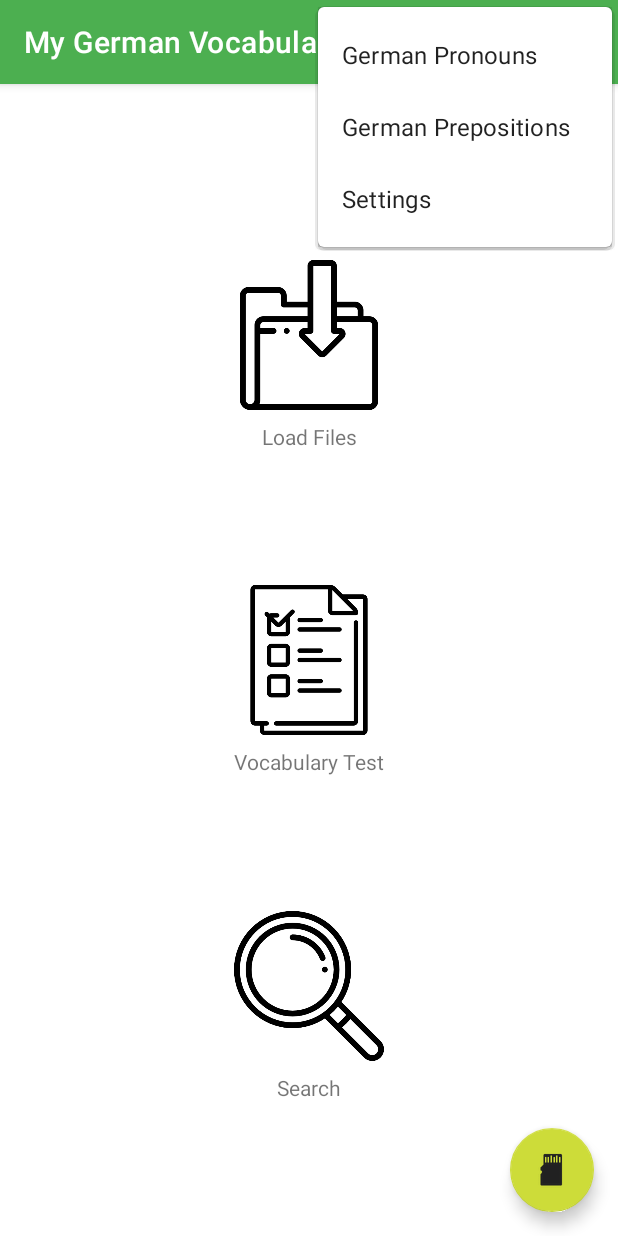
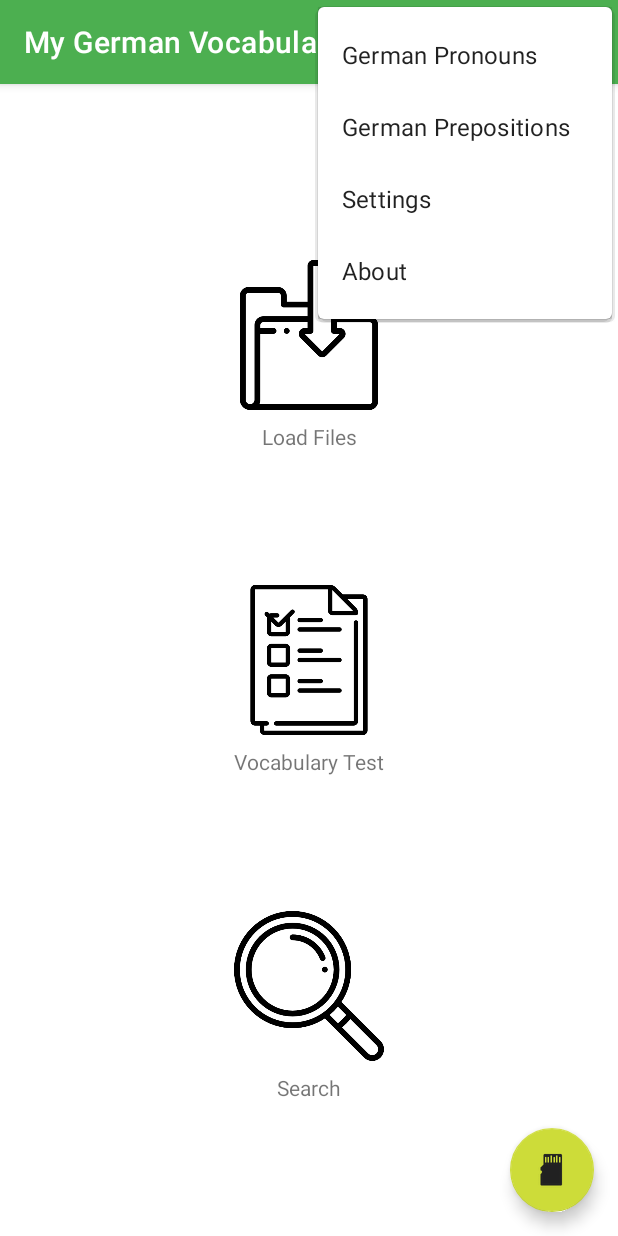
Before and after one commit to fdgc7/MGV, an Android app: the screen it shows after launch (MainActivity), with the options menu open, on a phone screen of 412 x 824 dp. Run offline under Robolectric (Android 15) with nearby library versions, the light colour scheme and no system bars; our stand-ins replace navigation-ui.

Commit message:
About option in menu and released v2.6.2

```diff
--- a/app/build.gradle
+++ b/app/build.gradle
@@ -10,8 +10,8 @@ android {
         applicationId "com.fdanielgarcia.mygermanvocabulary"
         minSdk 28
         targetSdk 30
-        versionCode 22
-        versionName "2.6.1"
+        versionCode 23
+        versionName "2.6.2"
 
         testInstrumentationRunner "androidx.test.runner.AndroidJUnitRunner"
     }
--- a/app/src/main/java/com/fdanielgarcia/mygermanvocabulary/presentation/DefaultFragment.kt
+++ b/app/src/main/java/com/fdanielgarcia/mygermanvocabulary/presentation/DefaultFragment.kt
@@ -13,7 +13,6 @@ import com.fdanielgarcia.mygermanvocabulary.databinding.FragmentDefaultBinding
  * A simple [Fragment] subclass as the default destination in the navigation.
  */
 class DefaultFragment : Fragment() {
-    // TODO: Change initial buttons to icons
     private var _binding: FragmentDefaultBinding? = null
 
     // This property is only valid between onCreateView and
--- a/app/src/main/java/com/fdanielgarcia/mygermanvocabulary/presentation/SettingsFragment.kt
+++ b/app/src/main/java/com/fdanielgarcia/mygermanvocabulary/presentation/SettingsFragment.kt
@@ -28,6 +28,7 @@ class SettingsFragment : PreferenceFragmentCompat() {
         menu.findItem(R.id.action_german_pronouns).setVisible(false)
         menu.findItem(R.id.action_german_prepositions).setVisible(false)
         menu.findItem(R.id.action_settings).setVisible(false)
+        menu.findItem(R.id.action_about).setVisible(false)
         super.onPrepareOptionsMenu(menu)
     }
 
--- a/app/src/main/res/menu/menu_main.xml
+++ b/app/src/main/res/menu/menu_main.xml
@@ -20,4 +20,10 @@
         android:icon="@drawable/ic_settings"
         android:orderInCategory="100"
         app:showAsAction="never" />
+    <item
+        android:id="@+id/action_about"
+        android:icon="@android:drawable/ic_menu_info_details"
+        android:orderInCategory="200"
+        android:title="@string/action_about"
+        app:showAsAction="never" />
 </menu>
--- a/app/src/main/res/values/strings.xml
+++ b/app/src/main/res/values/strings.xml
@@ -55,9 +55,10 @@
     <string name="adverb_content_label">Adverb | Meaning</string>
     <string name="conjunction_content_label">Conjunction | Meaning</string>
     <string name="preposition_content_label">Preposition | Meaning</string>
-    <string name="action_settings">Settings</string>
     <string name="action_german_pronouns">German Pronouns</string>
     <string name="action_german_prepositions">German Prepositions</string>
+    <string name="action_settings">Settings</string>
+    <string name="action_about">About</string>
     <string name="settings_language">Language</string>
     <string name="settings_language_system">Phone´s language</string>
     <string name="settings_language_german">German</string>
@@ -65,4 +66,6 @@
     <string name="settings_language_spanish">Spanish</string>
     <string name="setting_searching_min_chars">Minimum Number of Characters in Searching</string>
     <string name="incorrect_value">Incorrect Value</string>
+    <string name="main_icons_license">Icons of the main screen made by Freepik (www.freepik.com) from Flaticon (www.flaticon.com)</string>
+    <string name="material_design_icons_license">It uses Google Material Design icons</string>
 </resources>
```
Also changed, not shown: app/src/main/java/com/fdanielgarcia/mygermanvocabulary/presentation/MainActivity.kt (+9 -0 lines), app/src/main/java/com/fdanielgarcia/mygermanvocabulary/use_cases/AppInformation.kt (added, +21 -0 lines), 2 other files.
